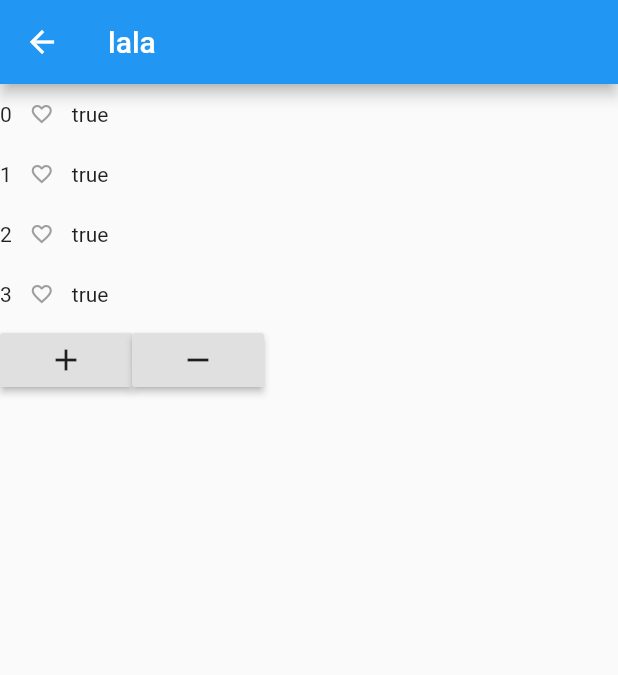
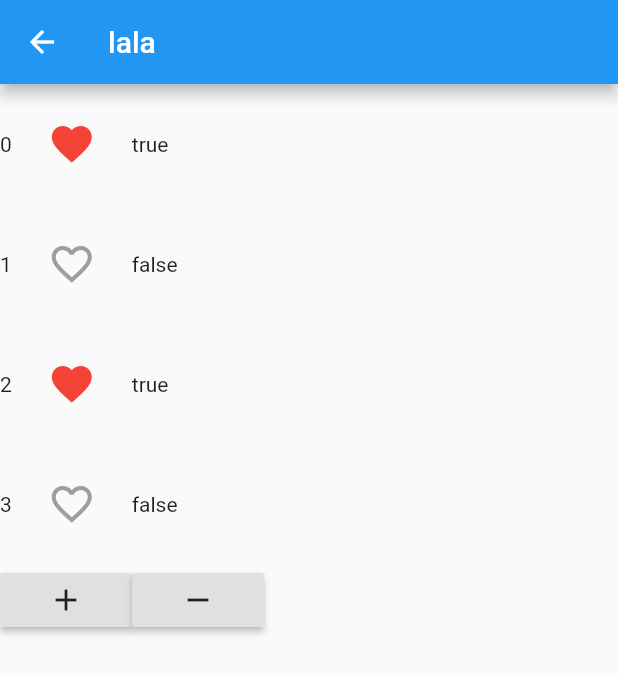
Before and after one commit to pizzalbj/flutter_demo_new, a Flutter app: the screen it shows after launch, after a tap on "列表应该仿Twitter点赞动画，setState并保持列表的状态不变", on a phone screen of 412 x 824 dp. Shown: the top 675 px of the screen. Run offline on Flutter 3.47's test engine with Material 2 defaults, Android fonts, the phone set to English and light mode, and no system bars; drawn by our look-alikes of pull_to_refresh; our stand-ins replace event_bus, fluro, fluttertoast, image_picker, numberpicker, rxdart and 2 more; missing offline and left inert: flutter_webview_plugin; statements that could not run were skipped.

Commit message:
fix Twitter

```diff
--- a/lib/main.dart
+++ b/lib/main.dart
@@ -49,6 +49,7 @@ import 'package:flutter_demo_new/widget/zj_event_bus.dart';
 import 'package:flutter_demo_new/widget/zk_children_callback_parent.dart';
 import 'package:flutter_demo_new/widget/zl_icon_click_effect.dart';
 import 'package:flutter_demo_new/widget/zm_key.dart';
+import 'package:flutter_demo_new/widget/zn_listview_key.dart';
 import 'package:flutter_webview_plugin/flutter_webview_plugin.dart';
 import 'package:pull_to_refresh/pull_to_refresh.dart';
 import 'package:shared_preferences/shared_preferences.dart';
@@ -264,6 +265,17 @@ class _MyHomePageState extends State<MyHomePage> {
       ),
       body: new ListView(
         children: <Widget>[
+          new ListTile(
+            trailing: new Icon(Icons.keyboard_arrow_right),
+            title: new Text("flutter listview key"),
+            onTap: () {
+              Navigator.of(context).push(
+                new MaterialPageRoute(builder: (ctx) {
+                  return new ListviewKeyPage();
+                }),
+              );
+            },
+          ),
           new ListTile(
             trailing: new Icon(Icons.keyboard_arrow_right),
             title: new Text("flutter key 的使用"),
--- a/lib/widget/likebutton/like_button.dart
+++ b/lib/widget/likebutton/like_button.dart
@@ -1,4 +1,6 @@
-// https://juejin.im/post/5bf01b7d51882516fa638069
+// 参照 https://juejin.im/post/5bf01b7d51882516fa638069
+// 不足：listView 列表的时候，setState 动画会 dispose，恢复到最初的状态
+// 改进：做成和 Twitter 的一样
 
 import 'package:flutter/material.dart';
 import 'package:flutter_demo_new/widget/likebutton/model.dart';
@@ -8,6 +10,7 @@ import 'package:flutter_demo_new/widget/likebutton/circle_painter.dart';
 typedef LikeCallback = void Function(bool isLike);
 
 class LikeButton extends StatefulWidget {
+  final bool like;
   final double width;
   final LikeIcon grayIcon;
   final LikeIcon likeIcon;
@@ -19,6 +22,7 @@ class LikeButton extends StatefulWidget {
 
   const LikeButton({
     Key key,
+    @required this.like,
     @required this.width,
     this.grayIcon = const LikeIcon(
       Icons.favorite_border,
@@ -26,7 +30,7 @@ class LikeButton extends StatefulWidget {
     this.likeIcon = const LikeIcon(
       Icons.favorite,
     ),
-    this.duration = const Duration(milliseconds: 2000),
+    this.duration = const Duration(milliseconds: 1000),
     this.dotColor = const DotColor(
       dotPrimaryColor: const Color(0xFFFFC107),
       dotSecondaryColor: const Color(0xFFFF9800),
@@ -49,7 +53,11 @@ class _LikeButtonState extends State<LikeButton> with TickerProviderStateMixin {
   Animation<double> scale;
   Animation<double> dots;
 
-  bool isLiked = false;
+  // 切换状态
+  bool isLiked;
+
+  // 是否点击过
+  bool changed = false;
 
   @override
   void dispose() {
@@ -60,10 +68,10 @@ class _LikeButtonState extends State<LikeButton> with TickerProviderStateMixin {
   @override
   void initState() {
     super.initState();
+    isLiked = widget.like;
     _controller =
         new AnimationController(duration: widget.duration, vsync: this)
           ..addListener(() {
-            // print("Animating...");
             setState(() {});
           });
     _initAllAmimations();
@@ -77,6 +85,7 @@ class _LikeButtonState extends State<LikeButton> with TickerProviderStateMixin {
       child: Stack(
         alignment: Alignment.center,
         children: <Widget>[
+          // 散开的花花
           CustomPaint(
             size: Size(widget.width, widget.width),
             painter: DotPainter(
@@ -87,6 +96,7 @@ class _LikeButtonState extends State<LikeButton> with TickerProviderStateMixin {
               color4: widget.dotColor.dotLastColorReal,
             ),
           ),
+          // 圆圈
           CustomPaint(
             size: Size(widget.width * 0.2, widget.width * 0.2),
             painter: CirclePainter(
@@ -97,11 +107,10 @@ class _LikeButtonState extends State<LikeButton> with TickerProviderStateMixin {
             ),
           ),
           Container(
-            // width: widget.width,
-            // height: widget.width,
             alignment: Alignment.center,
             child: Transform.scale(
-              scale: isLiked ? scale.value : 1.0,
+              // scale: !isLiked ? 1.0 : scale.value,
+              scale: getScale(),
               child: GestureDetector(
                 child: Icon(
                   isLiked ? widget.likeIcon.icon : widget.grayIcon.icon,
@@ -111,15 +120,32 @@ class _LikeButtonState extends State<LikeButton> with TickerProviderStateMixin {
                 onTap: _onTap,
               ),
             ),
-          ),
+          )
         ],
       ),
     );
     // return ;
   }
 
+  double getScale() {
+    if (!isLiked) {
+      return 1.0;
+    } else {
+      if (widget.like && changed == false) {
+        return 1.0;
+      } else {
+        return scale.value;
+      }
+    }
+  }
+
   void _onTap() {
     if (_controller.isAnimating) return;
+    if (changed == false) {
+      setState(() {
+        changed = true;
+      });
+    }
     isLiked = !isLiked;
     if (isLiked) {
       _controller.reset();
@@ -127,10 +153,12 @@ class _LikeButtonState extends State<LikeButton> with TickerProviderStateMixin {
     } else {
       setState(() {});
     }
+    // 回调函数
     if (widget.onIconClicked != null) widget.onIconClicked(isLiked);
   }
 
   void _initAllAmimations() {
+    // 外圆环
     outerCircle = new Tween<double>(
       begin: 0.1,
       end: 1.0,
@@ -144,6 +172,7 @@ class _LikeButtonState extends State<LikeButton> with TickerProviderStateMixin {
         ),
       ),
     );
+    // 内圆环
     innerCircle = new Tween<double>(
       begin: 0.2,
       end: 1.0,
@@ -157,6 +186,7 @@ class _LikeButtonState extends State<LikeButton> with TickerProviderStateMixin {
         ),
       ),
     );
+    // 心形变大
     scale = new Tween<double>(
       begin: 0.2,
       end: 1.0,
@@ -170,6 +200,7 @@ class _LikeButtonState extends State<LikeButton> with TickerProviderStateMixin {
         ),
       ),
     );
+    // 花朵
     dots = new Tween<double>(
       begin: 0.0,
       end: 1.0,
--- a/lib/widget/zl_icon_click_effect.dart
+++ b/lib/widget/zl_icon_click_effect.dart
@@ -21,17 +21,17 @@ class ListTwitterAnimationPageState extends State<ListTwitterAnimationPage> {
     super.initState();
     _itemDemoList = [
       new ItemDemo(true, "new"),
+      new ItemDemo(false, "new"),
       new ItemDemo(true, "new"),
-      new ItemDemo(true, "new"),
-      new ItemDemo(true, "new"),
+      new ItemDemo(false, "new"),
     ];
   }
 
   void doLike(int index, bool like) async {
-    await new Future.delayed(new Duration(milliseconds: 1000));
-    setState(() {
-      _itemDemoList[index].liked = like;
-    });
+    // await new Future.delayed(new Duration(milliseconds: 1000));
+    // setState(() {
+    //   _itemDemoList[index].liked = like;
+    // });
   }
 
   @override
@@ -40,8 +40,7 @@ class ListTwitterAnimationPageState extends State<ListTwitterAnimationPage> {
       appBar: new AppBar(
         title: new Text("lala"),
       ),
-      body: new Container(
-          child: new ListView.builder(
+      body: new ListView.builder(
         itemCount: _itemDemoList.length + 1,
         itemBuilder: (BuildContext context, int index) {
           if (index < _itemDemoList.length) {
@@ -49,7 +48,7 @@ class ListTwitterAnimationPageState extends State<ListTwitterAnimationPage> {
               _itemDemoList[index],
               index,
               doLike,
-              key: new UniqueKey(),
+              key: UniqueKey(),
             );
           } else {
             return Row(
@@ -74,7 +73,7 @@ class ListTwitterAnimationPageState extends State<ListTwitterAnimationPage> {
             );
           }
         },
-      )),
+      ),
     );
   }
 }
@@ -100,13 +99,14 @@ class ItemPageState extends State<ItemPage> {
         children: <Widget>[
           new Text(widget.index.toString()),
           new LikeButton(
-            width: 40.0,
+            width: 80.0,
+            like: widget.demo.liked,
             onIconClicked: (bool isLike) {
               bool like = widget.demo.liked;
-              // setState(() {
-              //   widget.demo.liked = !like;
-              // });
-              widget.callback(widget.index, !like);
+              setState(() {
+                widget.demo.liked = !like;
+              });
+              // widget.callback(widget.index, !like);
             },
           ),
           new Text(widget.demo.liked.toString()),
```
